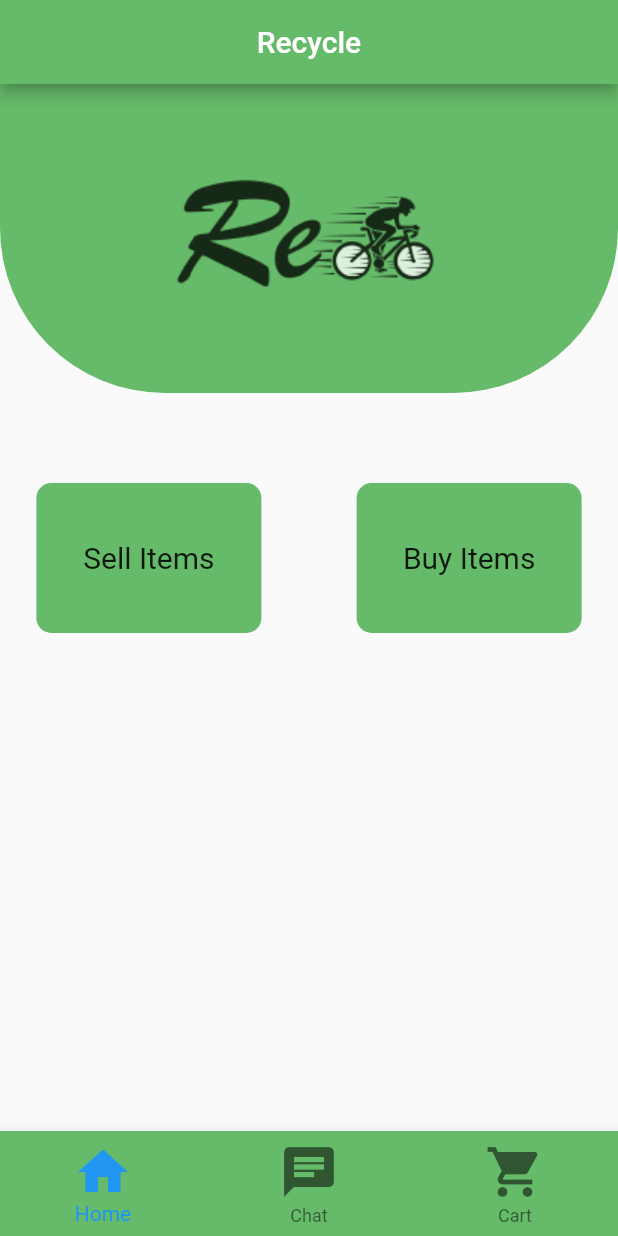
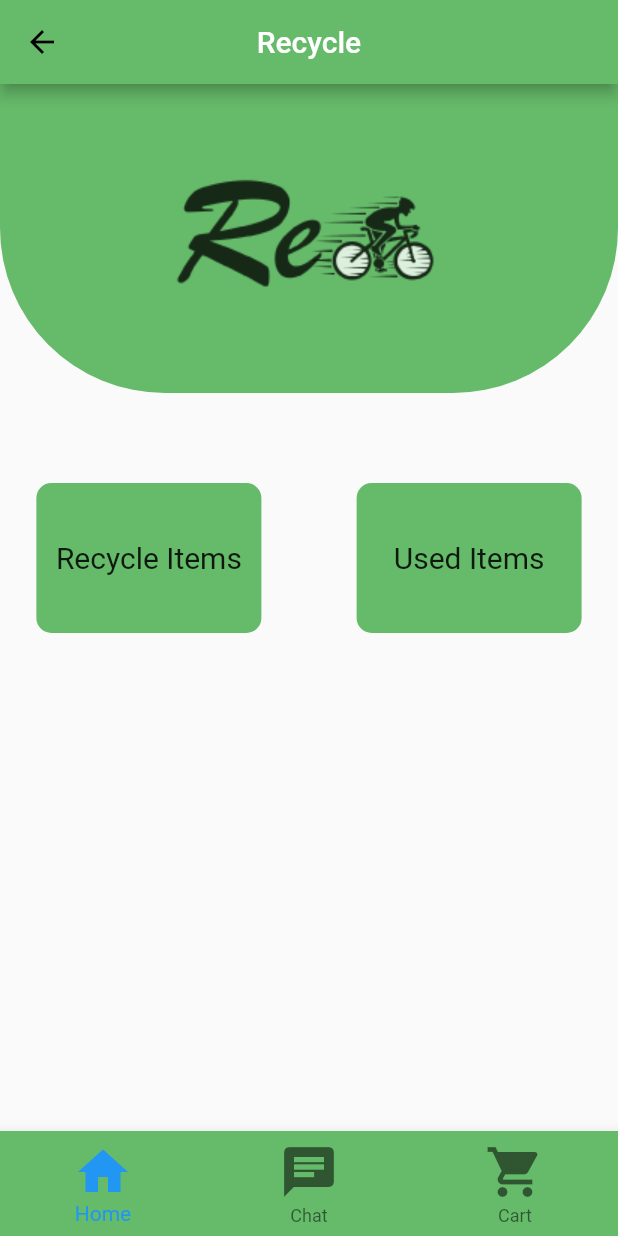
Before and after one commit to PialEbnyHabib/Recycleapp, a Flutter app: the screen it shows after launch, after a tap on "Sell Items", on a phone screen of 412 x 824 dp. Run offline on Flutter 3.47's test engine with Material 2 defaults, Android fonts, the phone set to English and light mode, and no system bars.

Commit message:
few changes

```diff
--- a/lib/Home.dart
+++ b/lib/Home.dart
@@ -1,4 +1,5 @@
 import 'package:flutter/material.dart';
+import 'package:recylce/Sell items.dart';
 
 void main() => runApp(Home());
 
@@ -62,7 +63,8 @@
                   )),
                 ),
                 onTap: () {
-                  print("sell");
+                  Navigator.of(context).pushReplacement(MaterialPageRoute(
+                      builder: (BuildContext context) => Sellitems()));
                 },
               ),
               SizedBox(width: 15),
@@ -83,9 +85,7 @@
                     ),
                   )),
                 ),
-                onTap: () {
-                  print("buy");
-                },
+                onTap: () {},
               ),
             ],
           ),
--- a/lib/Sell items.dart
+++ b/lib/Sell items.dart
@@ -0,0 +1,96 @@
+import 'package:flutter/material.dart';
+import 'package:recylce/Home.dart';
+
+void main() => runApp(Sellitems());
+
+class Sellitems extends StatelessWidget {
+  @override
+  Widget build(BuildContext context) {
+    return MaterialApp(
+      home: Scaffold(
+        appBar: AppBar(
+          leading: IconButton(
+            icon: Icon(Icons.arrow_back, color: Colors.black),
+            onPressed: () => Navigator.of(context).pushReplacement(
+                MaterialPageRoute(builder: (BuildContext context) => Home())),
+          ),
+          title: Text("Recycle"),
+          backgroundColor: Colors.green[400],
+          centerTitle: true,
+        ),
+        body: Column(children: <Widget>[
+          Row(
+            children: [
+              Container(
+                height: MediaQuery.of(context).size.height / 4,
+                width: MediaQuery.of(context).size.width,
+                decoration: BoxDecoration(
+                    image:
+                        DecorationImage(image: AssetImage('Images/icon.png')),
+                    color: Colors.green[400],
+                    borderRadius: BorderRadius.only(
+                      bottomLeft: Radius.circular(110),
+                      bottomRight: Radius.circular(110),
+                    )),
+              ),
+            ],
+          ),
+          SizedBox(
+            height: 60,
+          ),
+          Row(
+            mainAxisAlignment: MainAxisAlignment.spaceEvenly,
+            children: [
+              InkWell(
+                child: Container(
+                  height: 100,
+                  width: 150,
+                  decoration: BoxDecoration(
+                    color: Colors.green[400],
+                    borderRadius: BorderRadius.circular(10),
+                  ),
+                  child: Center(
+                      child: Text(
+                    "Recycle Items",
+                    style: TextStyle(
+                      fontStyle: FontStyle.normal,
+                      fontSize: 20,
+                    ),
+                  )),
+                ),
+                onTap: () {
+                  print("ok");
+                },
+              ),
+              SizedBox(width: 15),
+              InkWell(
+                child: Container(
+                  height: 100,
+                  width: 150,
+                  decoration: BoxDecoration(
+                    color: Colors.green[400],
+                    borderRadius: BorderRadius.circular(10),
+                  ),
+                  child: Center(
+                      child: Text(
+                    "Used Items",
+                    style: TextStyle(
+                      fontStyle: FontStyle.normal,
+                      fontSize: 20,
+                    ),
+                  )),
+                ),
+                onTap: () {
+                  print("used");
+                },
+              ),
+            ],
+          ),
+          SizedBox(
+            height: 25,
+          ),
+        ]),
+      ),
+    );
+  }
+}
```
